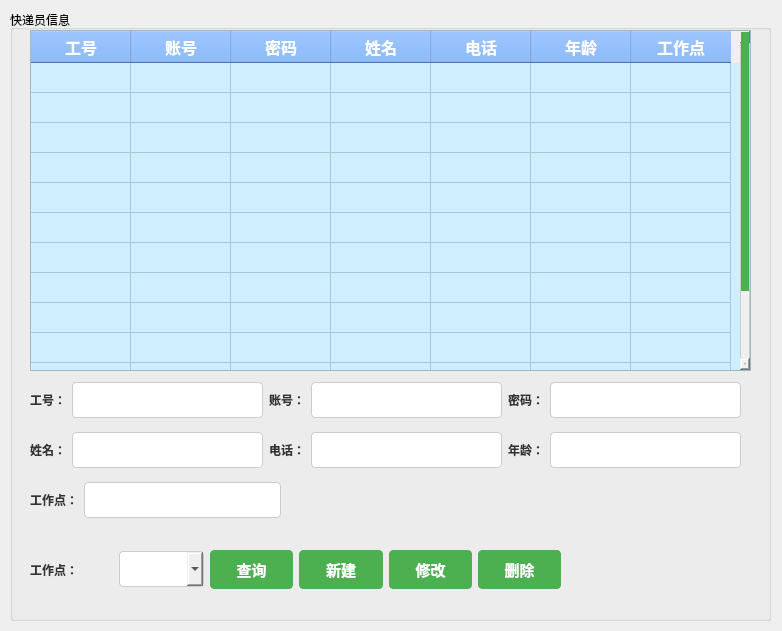
First picture: the form in modules/admin/admin_manage_postman.ui, repository gfzyl/Parcel-System, before the edit.
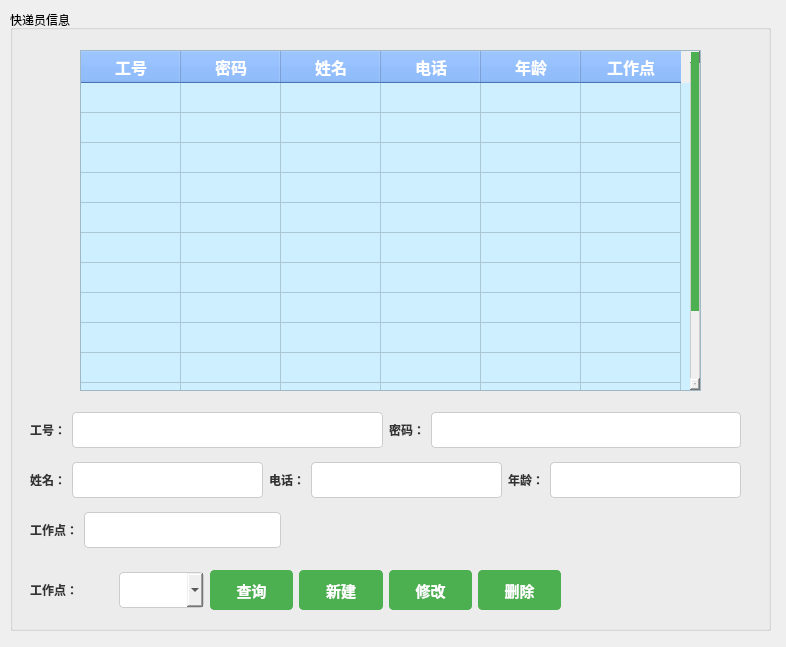
Second picture: the form after the edit.

What changed in the file:
```diff
--- a/modules/admin/admin_manage_postman.ui
+++ b/modules/admin/admin_manage_postman.ui
@@ -6,8 +6,8 @@
    <rect>
     <x>0</x>
     <y>0</y>
-    <width>782</width>
-    <height>631</height>
+    <width>786</width>
+    <height>647</height>
    </rect>
   </property>
   <property name="windowTitle">
@@ -98,7 +98,7 @@
      <x>10</x>
      <y>10</y>
      <width>761</width>
-     <height>611</height>
+     <height>621</height>
     </rect>
    </property>
    <property name="title">
@@ -107,9 +107,9 @@
    <widget class="QTableWidget" name="tableWidget">
     <property name="geometry">
      <rect>
-      <x>20</x>
-      <y>20</y>
-      <width>721</width>
+      <x>70</x>
+      <y>40</y>
+      <width>621</width>
       <height>341</height>
      </rect>
     </property>
@@ -186,11 +186,6 @@
       <string>工号</string>
      </property>
     </column>
-    <column>
-     <property name="text">
-      <string>账号</string>
-     </property>
-    </column>
     <column>
      <property name="text">
       <string>密码</string>
@@ -221,7 +216,7 @@
     <property name="geometry">
      <rect>
       <x>20</x>
-      <y>370</y>
+      <y>400</y>
       <width>711</width>
       <height>40</height>
      </rect>
@@ -237,16 +232,6 @@
      <item>
       <widget class="QLineEdit" name="input1_lineedit"/>
      </item>
-     <item>
-      <widget class="QLabel" name="label_2">
-       <property name="text">
-        <string>账号：</string>
-       </property>
-      </widget>
-     </item>
-     <item>
-      <widget class="QLineEdit" name="input2_lineedit"/>
-     </item>
      <item>
       <widget class="QLabel" name="label_3">
        <property name="text">
@@ -263,7 +248,7 @@
     <property name="geometry">
      <rect>
       <x>20</x>
-      <y>420</y>
+      <y>450</y>
       <width>711</width>
       <height>40</height>
      </rect>
@@ -305,7 +290,7 @@
     <property name="geometry">
      <rect>
       <x>20</x>
-      <y>470</y>
+      <y>500</y>
       <width>251</width>
       <height>40</height>
      </rect>
@@ -327,9 +312,9 @@
     <property name="geometry">
      <rect>
       <x>20</x>
-      <y>540</y>
+      <y>560</y>
       <width>531</width>
-      <height>39</height>
+      <height>40</height>
      </rect>
     </property>
     <layout class="QHBoxLayout" name="horizontalLayout_4">
```
